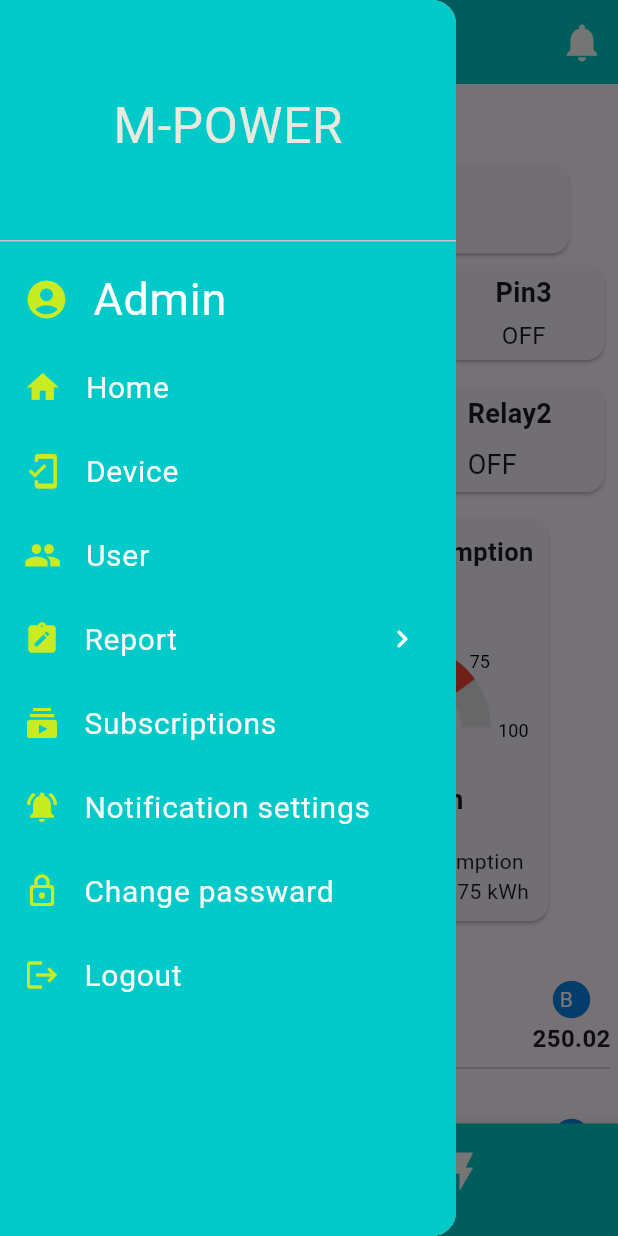
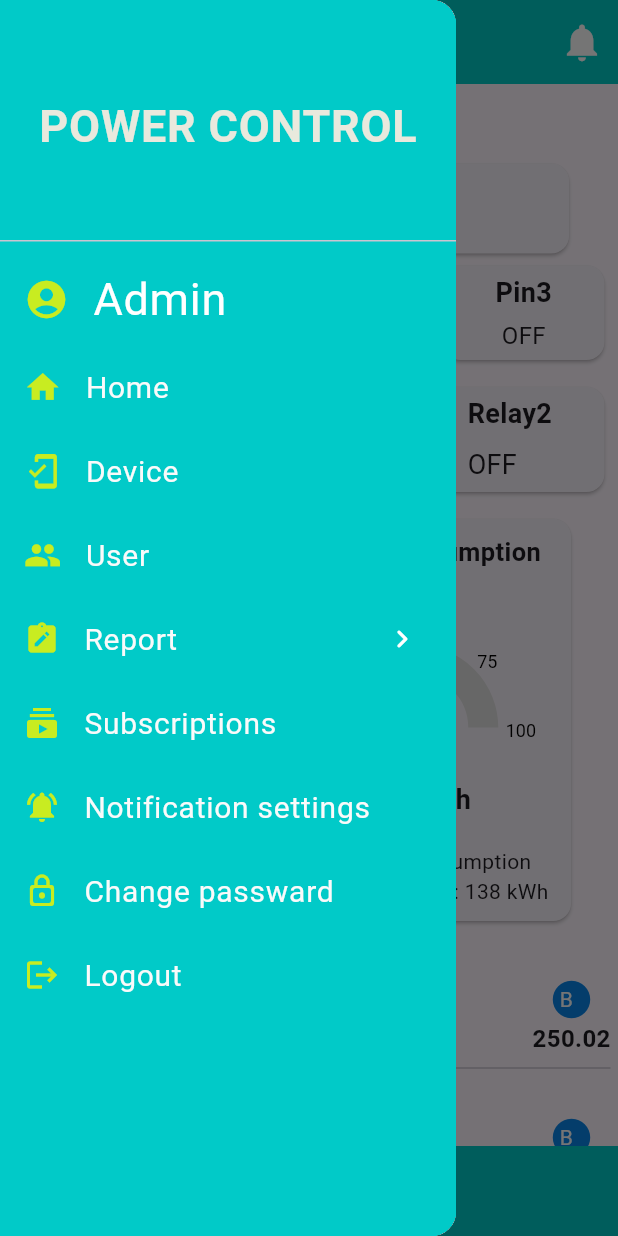
Before and after one commit to rprakashdass/power_consumption_analytics, a Flutter app: the screen it shows after launch, with the side drawer open, on a phone screen of 412 x 824 dp. Run offline on Flutter 3.47's test engine with Material 3 defaults, Android fonts, the phone set to English and light mode, and no system bars; our stand-ins replace get; network calls fail.

Commit message:
speedometer has updated on dashboard

```diff
--- a/lib/Reports/Device.dart
+++ b/lib/Reports/Device.dart
@@ -21,6 +21,7 @@ class device_manager extends StatelessWidget {
   Widget build(BuildContext context) {
     return Scaffold(
       appBar: AppBar(
+        title: Text('Devices',style:TextStyle(color: Colors.white,fontWeight: FontWeight.bold),),
         iconTheme: const IconThemeData(color: Colors.white, size: 30),
         backgroundColor: const Color.fromARGB(255, 1, 202, 199),
         actions: [
--- a/lib/account_file.dart
+++ b/lib/account_file.dart
@@ -28,15 +28,16 @@ class AccountPage extends StatelessWidget {
   Widget build(BuildContext context) {
     return Scaffold(
       appBar: AppBar(
+
         leading: IconButton(
             onPressed: () {
               Navigator.push(context,
                   MaterialPageRoute(builder: (context) => DashboardScreen()));
             },
-            icon: const Icon(Icons.arrow_back)),
+            icon: const Icon(Icons.arrow_back,color: Colors.white,)),
         title: const Text(
           'Profile',
-          style: TextStyle(fontWeight: FontWeight.bold, fontSize: 25),
+          style: TextStyle(fontWeight: FontWeight.bold, fontSize: 25,color: Colors.white),
         ),
         actions: const [
           Padding(
@@ -44,10 +45,11 @@ class AccountPage extends StatelessWidget {
               child: Icon(
                 Icons.notifications,
                 size: 30,
+                color: Colors.white,
               ))
         ],
         centerTitle: true,
-        backgroundColor: const Color.fromARGB(250, 78, 177, 199),
+        backgroundColor: const Color.fromARGB(255, 1, 202, 199),
       ),
       body: ListView(
         // color: Color.fromARGB(134, 252, 252, 252),
--- a/lib/dashboard.dart
+++ b/lib/dashboard.dart
@@ -94,9 +94,9 @@ class SpeedometerPainter extends CustomPainter {
 }
 
 class DashboardScreen extends StatelessWidget {
-  String tc = '80';  // Today's Consumption value
+  int tc = 30;  // Today's Consumption value
   String toc = '16.0';
-  String lw = '127';
+  int lw = 98;
   String ln = '245';
 
   DashboardScreen({super.key});
@@ -107,7 +107,7 @@ class DashboardScreen extends StatelessWidget {
       appBar: AppBar(
         iconTheme: const IconThemeData(color: Colors.white, size: 30),
         backgroundColor: const Color.fromARGB(255, 1, 202, 199),
-        title: const Center(child: Text('MD CONTROL', style: TextStyle(color: Colors.white))),
+        title: const Center(child: Text('POWER SYSTEM', style: TextStyle(color: Colors.white,fontWeight: FontWeight.bold))),
         actions: [
           IconButton(
             icon: const Icon(Icons.notifications, color: Colors.white),
@@ -153,8 +153,8 @@ class DashboardScreen extends StatelessWidget {
                   const SizedBox(height: 10),
                   Row(
                     children: [
-                      _buildConsumptionCard('Today Consumption', '$tc kWh','Average Consumption\nof Last Week: $lw kWh'),
-                      _buildConsumptionCard('Total Consumption', ' 78 kWh','Average Consumption\nof Last Month: 75 kWh'),
+                      _buildConsumptionCard('Today Consumption', '${(tc).toString()} kWh','Average Consumption\nof Last Week: ${lw.toString()} kWh'),
+                      _buildConsumptionCard2('Total Consumption', ' ${(tc+30).toString()} kWh','Average Consumption\nof Last Month: ${(lw+40).toString()} kWh'),
 
                       // _buildConsumptionCardsimple('Total Consumption', '$toc (kWh)', '  \n  '),
                     ],
@@ -171,30 +171,43 @@ class DashboardScreen extends StatelessWidget {
           );
         },
       ),
-      bottomNavigationBar: BottomNavigationBar(
-        items: const [
-          BottomNavigationBarItem(
-            label: '',
-            icon: Padding(
-              padding: EdgeInsets.fromLTRB(10, 10, 10, 0),
-              child: Icon(Icons.home, size: 30),
-            ),
+
+      bottomNavigationBar: const BottomAppBar(
+        color: Color.fromARGB(255, 1, 202, 200),
+        // shape: CircularNotchedRectangle(),
+        notchMargin:8.0,
+        height: 60,
+        child: SizedBox(
+          height: 29,
+          child: Row(
+            mainAxisAlignment: MainAxisAlignment.center,
+            children: [
+              Icon(Icons.home,color: Colors.white,size: 35,)
+            ],
           ),
-          BottomNavigationBarItem(
-            label: '',
+        ),
+      ),
+      // bottomNavigationBar: BottomNavigationBar(
+      //   items: const [
+      //     BottomNavigationBarItem(
+      //       label: '',
+      //       icon: Padding(
+      //         padding: EdgeInsets.fromLTRB(10, 10, 10, 0),
+      //         child: Icon(Icons.home, size: 30),
+      //       ),
+      //     ),
+      //     BottomNavigationBarItem(
+      //       label: '',
 
-            icon: Padding(
-              padding: EdgeInsets.fromLTRB(10, 10, 10, 0),
+      //       icon: Text(''),
 
-              child: Icon(Icons.flash_on, size: 30),
-            ),
 
-          ),
-        ],
-        backgroundColor: const Color.fromARGB(255, 1, 202, 200),
-        selectedItemColor: Colors.yellow,
-        unselectedItemColor: Colors.white,
-      ),
+      //     ),
+      //   ],
+      //   backgroundColor: const Color.fromARGB(255, 1, 202, 200),
+      //   selectedItemColor: Colors.yellow,
+      //   unselectedItemColor: Colors.white,
+      // ),
     );
   }
 
@@ -258,7 +271,7 @@ class DashboardScreen extends StatelessWidget {
   Widget _buildConsumptionCard(String title, String value, String subtitle) {
     return Card(
       child: Padding(
-        padding: const EdgeInsets.fromLTRB(12, 10, 10, 10),
+        padding: const EdgeInsets.fromLTRB(12, 10, 15, 10),
         child: Column(
           crossAxisAlignment: CrossAxisAlignment.start,
           children: [
@@ -266,7 +279,7 @@ class DashboardScreen extends StatelessWidget {
                 style: const TextStyle(fontSize: 17, fontWeight: FontWeight.bold)),
             const SizedBox(height: 80),
             Center(
-              child: Speedometer(value: double.parse(tc)),
+              child: Speedometer(value: 30.0), //double.parse(50.toString())
             ),
             Center(
               child: Padding(
@@ -282,7 +295,33 @@ class DashboardScreen extends StatelessWidget {
       ),
     );
   }
-
+Widget _buildConsumptionCard2(String title, String value, String subtitle) {
+    return Card(
+      child: Padding(
+        padding: const EdgeInsets.fromLTRB(12, 10, 15, 10),
+        child: Column(
+          crossAxisAlignment: CrossAxisAlignment.start,
+          children: [
+            Text(title,
+                style: const TextStyle(fontSize: 17, fontWeight: FontWeight.bold)),
+            const SizedBox(height: 80),
+            Center(
+              child: Speedometer(value: 60.0), //double.parse(50.toString())
+            ),
+            Center(
+              child: Padding(
+                padding: const EdgeInsets.fromLTRB(35.0, 10.0, 10.0, 10.0),
+                child: Text(value,
+                    style: const TextStyle(fontSize: 18, fontWeight: FontWeight.bold)),
+              ),
+            ),
+            const SizedBox(height: 8, width: 8),
+            if (subtitle.isNotEmpty) Text(subtitle),
+          ],
+        ),
+      ),
+    );
+  }
   Widget buildReadyCard(String title, String value) {
     return Card(
       child: Padding(
--- a/lib/drawer.dart
+++ b/lib/drawer.dart
@@ -5,6 +5,7 @@ import 'package:power_consumption_analytics/account_file.dart';
 import 'package:power_consumption_analytics/change_password.dart';
 import 'package:power_consumption_analytics/dashboard.dart';
 import 'package:power_consumption_analytics/home_controller/Home_controller.dart';
+import 'package:power_consumption_analytics/login_page.dart';
 import 'package:power_consumption_analytics/notification.dart';
 import 'package:power_consumption_analytics/report_menu.dart';
 import 'package:power_consumption_analytics/subscription.dart';
@@ -22,10 +23,11 @@ Widget main_drawer(BuildContext context) {
               const DrawerHeader(
                 child: Center(
                   child: Text(
-                    'M-POWER',
+                    'POWER CONTROL',
                     style: TextStyle(
-                      fontSize: 33,
+                      fontSize: 30,
                       color: Color.fromARGB(255, 233, 233, 221),
+                      fontWeight: FontWeight.bold
                     ),
                   ),
                 ),
@@ -187,7 +189,7 @@ Widget main_drawer(BuildContext context) {
                       fontSize: 20, color: Color.fromARGB(255, 250, 250, 250)),
                 ),
                onTap: (){
-                // ctrl.testcall();
+                Get.to(AdminLoginPage());
                },
               ),
             ],
--- a/lib/home_controller/Home_controller.dart
+++ b/lib/home_controller/Home_controller.dart
@@ -18,13 +18,13 @@ class HomeController extends GetxController {
     allowadmintoLogin(){
     print(adminEmailctr.text);
     print(adminpasswardctr.text);
-    if(adminEmailctr.text =='Admin123@gmail.com' && adminpasswardctr.text =='123'){
+    if(adminEmailctr.text =='admin123@gmail.com' && adminpasswardctr.text =='123'){
       print("here came bro");
 
       Get.to(DashboardScreen());
     }
     else{
-      Get.snackbar('Error', 'email and passward are missmatched. give the currect email and passward');
+      Get.snackbar('Error', 'email and passward are missmatched. give the currect email and passward',colorText: Colors.red);
     }
   }
 
--- a/lib/login_page.dart
+++ b/lib/login_page.dart
@@ -24,7 +24,7 @@ class AdminLoginPage extends StatelessWidget {
             const Text('Welcome',
             style: TextStyle(fontSize: 28,
             fontWeight: FontWeight.bold,
-            color: Colors.deepPurple
+            color: const Color.fromARGB(255, 1, 202, 199),
             ),
             ),
             const SizedBox(height: 20,),
@@ -59,7 +59,7 @@ class AdminLoginPage extends StatelessWidget {
                 ctrl.allowadmintoLogin();
               },style:ElevatedButton.styleFrom(
                 foregroundColor: Colors.white,
-                backgroundColor: Colors.deepPurple,
+                backgroundColor: const Color.fromARGB(255, 1, 202, 199),
               ) ,child: const Text('Login') ),
               // TextButton(onPressed: (){
 
```
